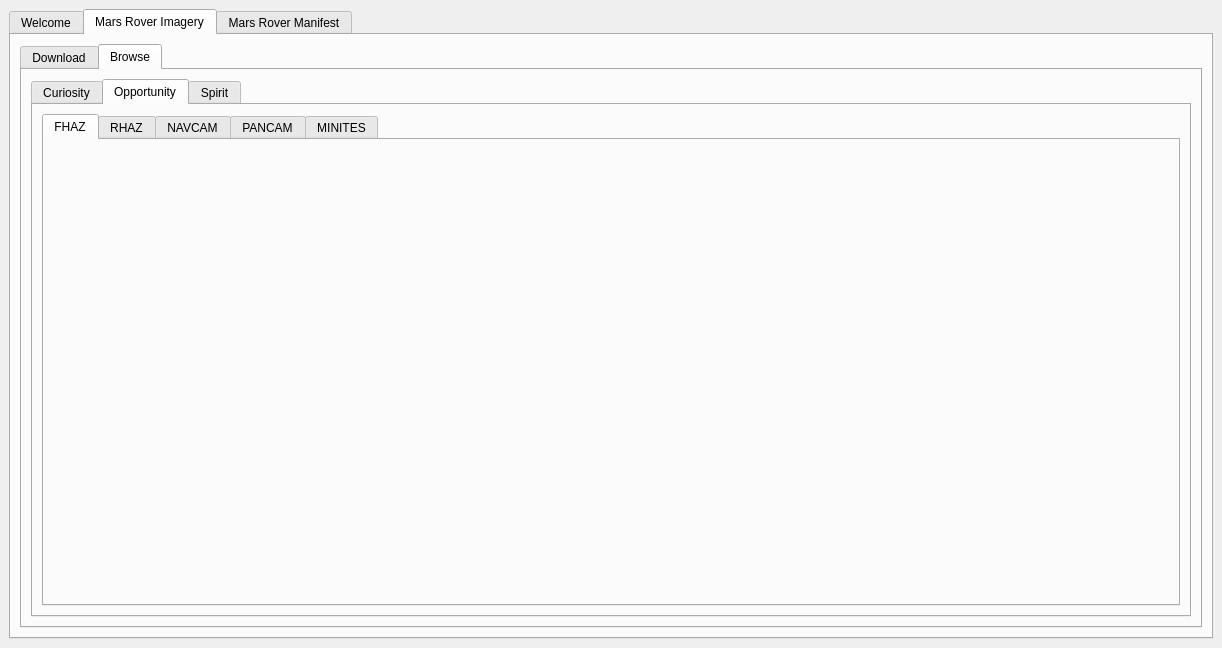
Before: the Qt Designer form mainwindow.ui in DavidJerman/AstroXplorer, drawn with Qt 5.
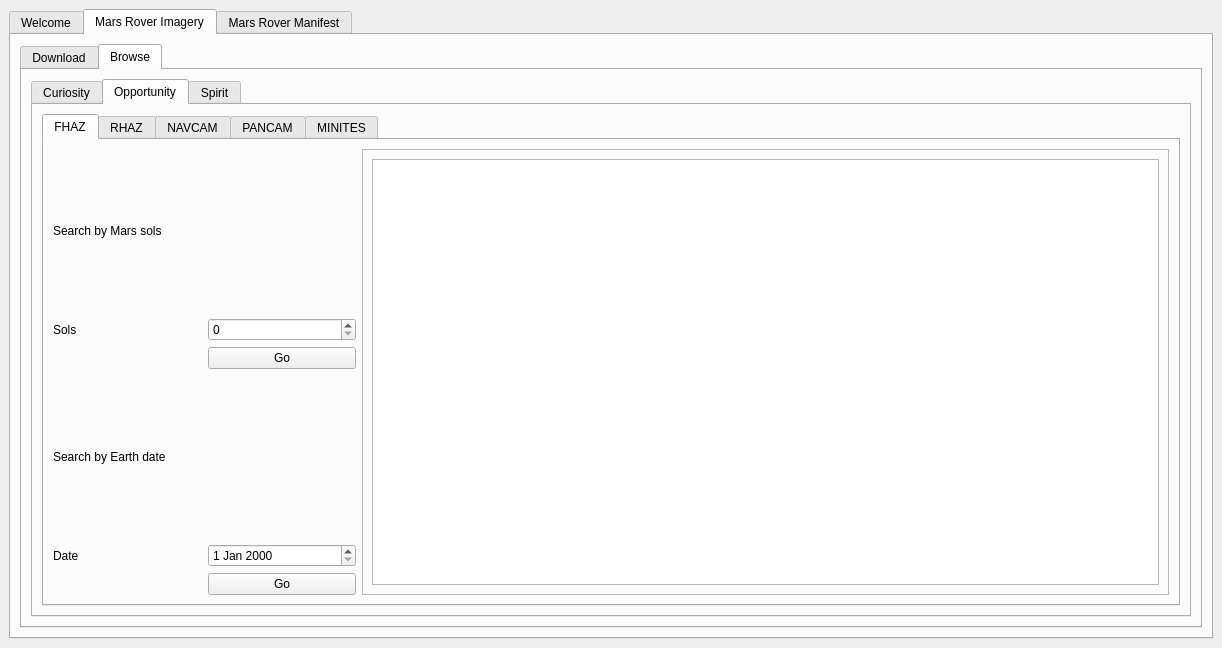
After: the same form once the commit is applied. The open tabs and pages were chosen to show the change.

Commit message: Images of rover imagery now in GUI

What changed in the file:
```diff
--- a/mainwindow.ui
+++ b/mainwindow.ui
@@ -1337,6 +1337,75 @@
                    <attribute name="title">
                     <string>FHAZ</string>
                    </attribute>
+                   <layout class="QHBoxLayout" name="horizontalLayout_24" stretch="3,8">
+                    <item>
+                     <layout class="QGridLayout" name="O_FHAZ_Grid">
+                      <item row="2" column="1">
+                       <widget class="QPushButton" name="O_FHAZ_SOLS_Button">
+                        <property name="text">
+                         <string>Go</string>
+                        </property>
+                       </widget>
+                      </item>
+                      <item row="4" column="1">
+                       <widget class="QDateEdit" name="O_FHAZ_Date"/>
+                      </item>
+                      <item row="0" column="0">
+                       <widget class="QLabel" name="O_FHAZ_0">
+                        <property name="text">
+                         <string>Search by Mars sols</string>
+                        </property>
+                       </widget>
+                      </item>
+                      <item row="1" column="0">
+                       <widget class="QLabel" name="O_FHAZ_1">
+                        <property name="text">
+                         <string>Sols</string>
+                        </property>
+                       </widget>
+                      </item>
+                      <item row="3" column="0">
+                       <widget class="QLabel" name="O_FHAZ_2">
+                        <property name="text">
+                         <string>Search by Earth date</string>
+                        </property>
+                       </widget>
+                      </item>
+                      <item row="4" column="0">
+                       <widget class="QLabel" name="O_FHAZ_3">
+                        <property name="text">
+                         <string>Date</string>
+                        </property>
+                       </widget>
+                      </item>
+                      <item row="5" column="1">
+                       <widget class="QPushButton" name="O_FHAZ_DATE_Button">
+                        <property name="text">
+                         <string>Go</string>
+                        </property>
+                       </widget>
+                      </item>
+                      <item row="1" column="1">
+                       <widget class="QSpinBox" name="O_FHAZ_Sols"/>
+                      </item>
+                     </layout>
+                    </item>
+                    <item>
+                     <widget class="QFrame" name="O_FHAZ_Frame">
+                      <property name="frameShape">
+                       <enum>QFrame::StyledPanel</enum>
+                      </property>
+                      <property name="frameShadow">
+                       <enum>QFrame::Raised</enum>
+                      </property>
+                      <layout class="QHBoxLayout" name="horizontalLayout_25">
+                       <item>
+                        <widget class="QListWidget" name="O_FHAZ_List"/>
+                       </item>
+                      </layout>
+                     </widget>
+                    </item>
+                   </layout>
                   </widget>
                   <widget class="QWidget" name="O_RHAZ_Tab">
                    <attribute name="title">
```
Left out of the diff: 4 changed lines with no effect on the pictures. The commit also changes 4 other files.
